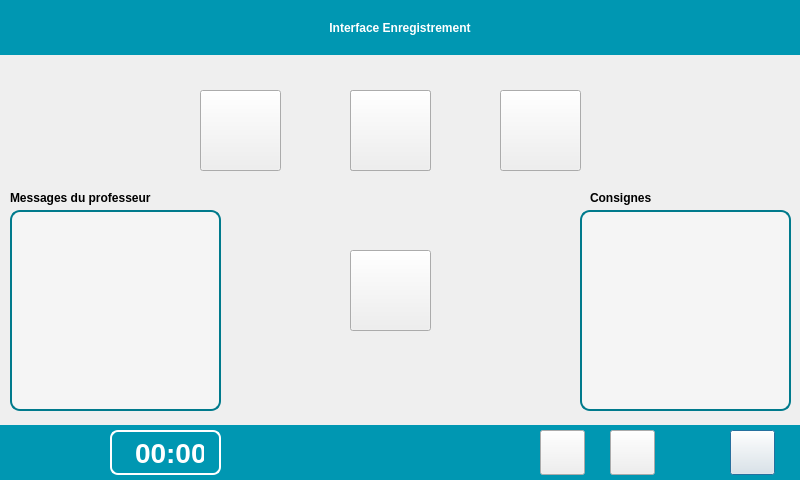
Before: the Qt Designer form InterfaceEleve/interfaceenregistrement.ui in Sam-Depardieu/Labo-de-langue, drawn with Qt 5.
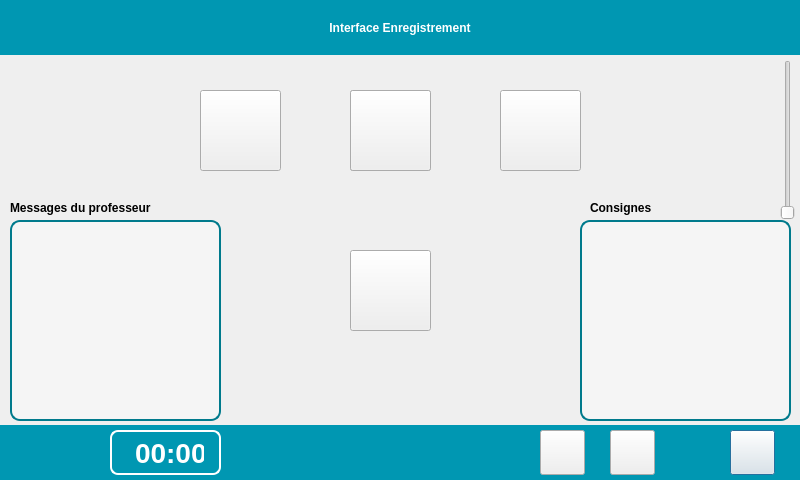
After: the same form once the commit is applied. Icons and pictures are not drawn.

What changed in the file:
```diff
--- a/InterfaceEleve/interfaceenregistrement.ui
+++ b/InterfaceEleve/interfaceenregistrement.ui
@@ -193,7 +193,7 @@
    <property name="geometry">
     <rect>
      <x>10</x>
-     <y>210</y>
+     <y>220</y>
      <width>211</width>
      <height>201</height>
     </rect>
@@ -241,7 +241,7 @@
    <property name="geometry">
     <rect>
      <x>580</x>
-     <y>210</y>
+     <y>220</y>
      <width>211</width>
      <height>201</height>
     </rect>
@@ -273,7 +273,7 @@
    <property name="geometry">
     <rect>
      <x>10</x>
-     <y>190</y>
+     <y>200</y>
      <width>151</width>
      <height>16</height>
     </rect>
@@ -291,7 +291,7 @@
    <property name="geometry">
     <rect>
      <x>590</x>
-     <y>190</y>
+     <y>200</y>
      <width>151</width>
      <height>16</height>
     </rect>
@@ -374,6 +374,19 @@
     <set>Qt::AlignmentFlag::AlignCenter</set>
    </property>
   </widget>
+  <widget class="QSlider" name="verticalSlider_sonVideo">
+   <property name="geometry">
+    <rect>
+     <x>780</x>
+     <y>60</y>
+     <width>16</width>
+     <height>160</height>
+    </rect>
+   </property>
+   <property name="orientation">
+    <enum>Qt::Orientation::Vertical</enum>
+   </property>
+  </widget>
   <zorder>label_3</zorder>
   <zorder>verticalSlider_son</zorder>
   <zorder>pushButton_2</zorder>
```
Left out of the diff: 1 changed line with no effect on the pictures.
